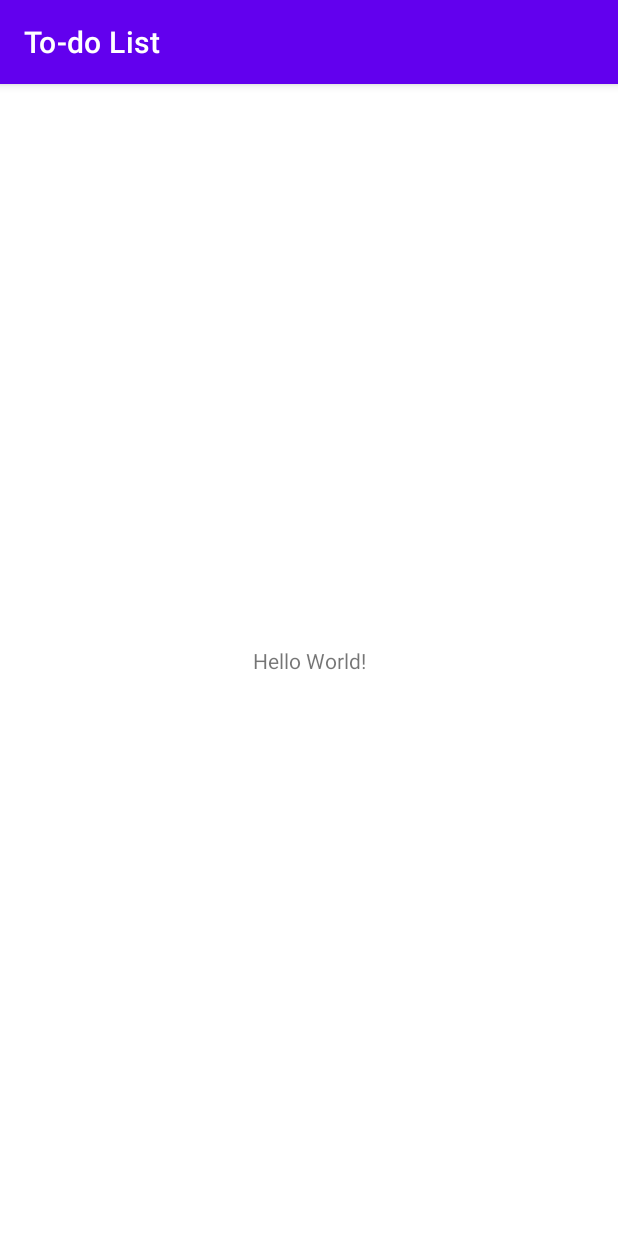
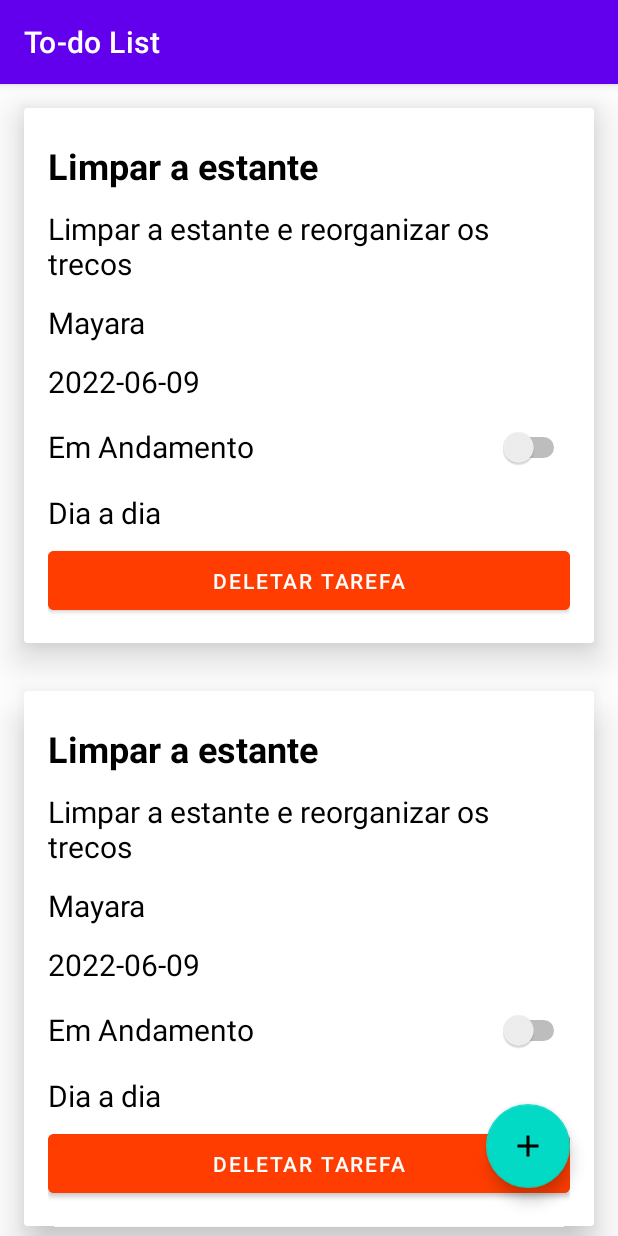
Before and after one commit to ihappygirl/exercicios-generation, an Android app: the screen it shows after launch (MainActivity), on a phone screen of 412 x 824 dp. Run offline under Robolectric (Android 15) with nearby library versions, the phone set to English and light mode, and no system bars.

Commit message:
TodoList/ - criando navegação por fragments e criando recyclerView

```diff
--- a/ex-android/TodoList/app/build.gradle
+++ b/ex-android/TodoList/app/build.gradle
@@ -14,6 +14,10 @@ android {
         versionName "1.0"
 
         testInstrumentationRunner "androidx.test.runner.AndroidJUnitRunner"
+    }
+
+    viewBinding{
+        enabled = true
     }
 
     buildTypes {
@@ -37,6 +41,8 @@ dependencies {
     implementation 'androidx.appcompat:appcompat:1.4.1'
     implementation 'com.google.android.material:material:1.6.1'
     implementation 'androidx.constraintlayout:constraintlayout:2.1.4'
+    implementation 'androidx.navigation:navigation-fragment-ktx:2.4.2'
+    implementation 'androidx.navigation:navigation-ui-ktx:2.4.2'
     testImplementation 'junit:junit:4.13.2'
     androidTestImplementation 'androidx.test.ext:junit:1.1.3'
     androidTestImplementation 'androidx.test.espresso:espresso-core:3.4.0'
--- /dev/null
+++ b/ex-android/TodoList/app/src/main/java/com/mayabispo/todolist/PrimeiroFragment.kt
@@ -0,0 +1,78 @@
+package com.mayabispo.todolist
+
+import android.os.Bundle
+import androidx.fragment.app.Fragment
+import android.view.LayoutInflater
+import android.view.View
+import android.view.ViewGroup
+import androidx.navigation.fragment.findNavController
+import androidx.recyclerview.widget.LinearLayoutManager
+import com.google.android.material.floatingactionbutton.FloatingActionButton
+import com.mayabispo.todolist.adapter.TarefaAdapter
+import com.mayabispo.todolist.databinding.FragmentPrimeiroBinding
+import com.mayabispo.todolist.model.Tarefa
+
+
+class PrimeiroFragment : Fragment() {
+
+    // instanciar o viewBinding
+    private lateinit var bind: FragmentPrimeiroBinding
+
+    override fun onCreateView(
+        inflater: LayoutInflater, container: ViewGroup?,
+        savedInstanceState: Bundle?
+    ): View? {
+        // inflar o viewBinding
+        // layoutInflater - passar onde é que que ele vai inflar o layout (no caso o container onde
+        // colocaremos os fragments)
+        bind = FragmentPrimeiroBinding.inflate(layoutInflater, container, false)
+
+        // Armazenamos o inflate do layout em uma variável, pois precisamos usá-lo para
+        // criar as interações dos botões, e ai depois retornamos o inflate junto com elas.
+        // E também pois o metodo findViewById só funciona dentro de uma view.
+        // old: FAREMOS PELO BIND
+        // val view = inflater.inflate(R.layout.fragment_primeiro, container, false)
+
+        // Criar a variável que vai guardar a lista de tarefas, instanciando a data class Tarefa
+        var listaTarefas = listOf(
+            Tarefa("Limpar a estante", "Limpar a estante e reorganizar os trecos",
+                "Mayara", "2022-06-09", false, "Dia a dia"),
+            Tarefa("Limpar a estante", "Limpar a estante e reorganizar os trecos",
+                "Mayara", "2022-06-09", false, "Dia a dia"),
+            Tarefa("Limpar a estante", "Limpar a estante e reorganizar os trecos",
+                "Mayara", "2022-06-09", false, "Dia a dia")
+        )
+
+        // Configurar o RecyclerView
+        // criar uma variável para guardar um objeto do tipo TarefaAdapter
+        val adapter = TarefaAdapter()
+
+        // definir quem vai ser o layoutManager de recyclerTarefa, isto é, definir qual vai ser o
+        // tipo de container que conterá todos os cards de tarefas
+        // como queremos que um card fique embaixo do outro, definimos como LinearLayout.
+        bind.recyclerTarefa.layoutManager = LinearLayoutManager(context)
+
+        bind.recyclerTarefa.adapter = adapter
+
+        // dizer que todos os cards (itens de recyclerView) tem um tamanho fixo
+        bind.recyclerTarefa.setHasFixedSize(true)
+
+        // atribuir a matriz lista de tarefas (listaTarefa) ao adapter
+        adapter.setLista(listaTarefas)
+
+        // Referenciar o floatingButton (aquele que adiciona uma nova tarefa) - old: FAREMOS PELO BIND
+        // var floatingAdd = view.findViewById<FloatingActionButton>(R.id.floatingAdd)
+
+        bind.floatingAdd.setOnClickListener{
+            // buscar onde tá o controller de navegação (no caso, o nav_graph que tá cuidando disso)
+            // e setar para onde eu quero navegar (SegundoFragment)
+            findNavController().navigate(R.id.action_primeiroFragment_to_segundoFragment)
+
+        }
+
+        // retornar o viewBinding, pois ele que trata da view agora
+        return bind.root
+    }
+
+
+}
--- /dev/null
+++ b/ex-android/TodoList/app/src/main/java/com/mayabispo/todolist/adapter/TarefaAdapter.kt
@@ -0,0 +1,67 @@
+package com.mayabispo.todolist.adapter
+
+import android.view.LayoutInflater
+import android.view.ViewGroup
+import androidx.recyclerview.widget.RecyclerView
+import com.mayabispo.todolist.databinding.CardLayoutBinding
+import com.mayabispo.todolist.model.Tarefa
+
+// para herdar o adapter de RecyclerView, precisamos referenciar um ViewHolder primeiro
+class TarefaAdapter : RecyclerView.Adapter<TarefaAdapter.TarefaViewHolder>(){
+
+    // a principio usamos uma lista de tarefas vazia
+    private var listaTarefa = emptyList<Tarefa>()
+
+    // precisamos referenciar cada item que temos dentro de card_layout
+    // então usaremos o viewBinding
+    class TarefaViewHolder(val bind:CardLayoutBinding) : RecyclerView.ViewHolder(bind.root)
+
+    // Também herdamos os metodos sobrescritos onCreateViewHolder, onBindViewHolder e getItemCount
+    // onCreateViewHolder - cria o card, onde serão jogadas as informações da tarefa
+    override fun onCreateViewHolder(parent: ViewGroup, viewType: Int): TarefaViewHolder {
+        return TarefaViewHolder(CardLayoutBinding.inflate(
+            LayoutInflater.from(parent.context), parent, false
+        ))
+    }
+
+    // onBind - relaciona os dados de uma tarefa inserida lá na listaTarefa com cada um dos
+    // componentes de card_layout que devem receber essas informações
+    // processa os dados dentro das views
+
+
+    override fun onBindViewHolder(holder: TarefaViewHolder, position: Int) {
+
+        // pegamos os dados da tarefa através do position recebido por onBindViewHolder,
+        // que é o index que passaremos para a listaTarefa nos retornar uma unica tarefa,
+        // criando um novo array, só que com uma tarefa em especifico
+        val tarefa = listaTarefa[position]
+
+        // relacionar os dados do array tarefa com cada um dos itens do card_layout
+        holder.bind.txtNome.text = tarefa.nome
+        holder.bind.txtDescricao.text = tarefa.descricao
+        holder.bind.txtResponsavel.text = tarefa.responsavel
+        holder.bind.txtData.text = tarefa.data
+        holder.bind.txtDescricao.text = tarefa.descricao
+        holder.bind.swtAndamento.isChecked = tarefa.status
+        holder.bind.txtCategoria.text = tarefa.categoria
+
+    }
+
+    // getItemCount - diz quantas vezes o recyclerview vai ter que loopar
+    // (é a quantidade de cards a serem criados)
+    override fun getItemCount(): Int {
+        return listaTarefa.size
+    }
+
+    // criar um metodo para setar os itens de listaTarefa, que recebe uma lista do tipo Tarefa como
+    // parâmetro e atribui ela a listaTarefa
+    fun setLista(lista: List<Tarefa>){
+
+        //matriz recebe mais um array
+        listaTarefa = lista
+
+        // avisar o adapter que a listaTarefa atualizou
+        notifyDataSetChanged()
+    }
+
+}
--- /dev/null
+++ b/ex-android/TodoList/app/src/main/java/com/mayabispo/todolist/model/Tarefa.kt
@@ -0,0 +1,13 @@
+package com.mayabispo.todolist.model
+
+// data class Tarefa é a classe que vai gerar objetos do tipo Tarefa, que contenham
+// obrigatoriamente nome, descrição, responsavel, data, status e categoria
+
+data class Tarefa(
+    var nome:String,
+    var descricao:String,
+    var responsavel:String,
+    var data: String,
+    var status:Boolean,
+    var categoria:String
+)
--- /dev/null
+++ b/ex-android/TodoList/app/src/main/res/drawable/ic_baseline_add_24.xml
@@ -0,0 +1,5 @@
+<vector android:height="24dp" android:tint="#000000"
+    android:viewportHeight="24" android:viewportWidth="24"
+    android:width="24dp" xmlns:android="http://schemas.android.com/apk/res/android">
+    <path android:fillColor="@android:color/white" android:pathData="M19,13h-6v6h-2v-6H5v-2h6V5h2v6h6v2z"/>
+</vector>
--- a/ex-android/TodoList/app/src/main/res/layout/activity_main.xml
+++ b/ex-android/TodoList/app/src/main/res/layout/activity_main.xml
@@ -6,13 +6,15 @@
     android:layout_height="match_parent"
     tools:context=".MainActivity">
 
-    <TextView
-        android:layout_width="wrap_content"
-        android:layout_height="wrap_content"
-        android:text="Hello World!"
+    <androidx.fragment.app.FragmentContainerView
+        android:id="@+id/fragmentContainerView"
+        android:name="androidx.navigation.fragment.NavHostFragment"
+        android:layout_width="match_parent"
+        android:layout_height="match_parent"
+        app:defaultNavHost="true"
         app:layout_constraintBottom_toBottomOf="parent"
         app:layout_constraintEnd_toEndOf="parent"
         app:layout_constraintStart_toStartOf="parent"
-        app:layout_constraintTop_toTopOf="parent" />
-
+        app:layout_constraintTop_toTopOf="parent"
+        app:navGraph="@navigation/nav_graph" />
 </androidx.constraintlayout.widget.ConstraintLayout>
--- /dev/null
+++ b/ex-android/TodoList/app/src/main/res/layout/card_layout.xml
@@ -0,0 +1,83 @@
+<?xml version="1.0" encoding="utf-8"?>
+<androidx.cardview.widget.CardView xmlns:android="http://schemas.android.com/apk/res/android"
+    xmlns:app="http://schemas.android.com/apk/res-auto"
+    xmlns:tools="http://schemas.android.com/tools"
+    android:layout_width="match_parent"
+    android:layout_height="wrap_content"
+    android:layout_margin="16dp"
+    app:cardElevation="16dp">
+
+    <LinearLayout
+        android:layout_width="match_parent"
+        android:layout_height="wrap_content"
+        android:orientation="vertical"
+        android:paddingHorizontal="16dp"
+        android:paddingVertical="16dp">
+
+        <TextView
+            android:id="@+id/txtNome"
+            android:layout_width="match_parent"
+            android:layout_height="wrap_content"
+            android:paddingVertical="6dp"
+            android:textColor="@color/black"
+            android:textSize="24sp"
+            android:textStyle="bold"
+            tools:text="TITULO DA TAREFA" />
+
+        <TextView
+            android:id="@+id/txtDescricao"
+            android:layout_width="match_parent"
+            android:layout_height="wrap_content"
+            android:paddingVertical="6dp"
+            android:textColor="@color/black"
+            android:textSize="20sp"
+            tools:text="Descrição" />
+
+        <TextView
+            android:id="@+id/txtResponsavel"
+            android:layout_width="match_parent"
+            android:layout_height="wrap_content"
+            android:paddingVertical="6dp"
+            android:textColor="@color/black"
+            android:textSize="20sp"
+            tools:text="Responsável" />
+
+        <TextView
+            android:id="@+id/txtData"
+            android:layout_width="match_parent"
+            android:layout_height="wrap_content"
+            android:paddingVertical="6dp"
+            android:textColor="@color/black"
+            android:textSize="20sp"
+            tools:text="Data" />
+
+        <Switch
+            android:id="@+id/swtAndamento"
+            android:layout_width="match_parent"
+            android:layout_height="wrap_content"
+            android:minHeight="48dp"
+            android:text="@string/em_andamento"
+            android:textColor="@color/black"
+            android:textSize="20sp" />
+
+        <TextView
+            android:id="@+id/txtCategoria"
+            android:layout_width="match_parent"
+            android:layout_height="wrap_content"
+            android:paddingVertical="6dp"
+            android:textColor="@color/black"
+            android:textSize="20sp"
+            tools:text="Categoria" />
+
+        <Button
+            android:id="@+id/btnDeletar"
+            android:layout_width="match_parent"
+            android:layout_height="wrap_content"
+            android:backgroundTint="@color/laranja"
+            android:paddingVertical="10dp"
+            android:text="@string/deletar_tarefa"
+            android:textColor="@color/white"
+            tools:ignore="TextContrastCheck" />
+
+    </LinearLayout>
+</androidx.cardview.widget.CardView>
--- /dev/null
+++ b/ex-android/TodoList/app/src/main/res/layout/fragment_primeiro.xml
@@ -0,0 +1,31 @@
+<?xml version="1.0" encoding="utf-8"?>
+<androidx.constraintlayout.widget.ConstraintLayout xmlns:android="http://schemas.android.com/apk/res/android"
+    xmlns:app="http://schemas.android.com/apk/res-auto"
+    xmlns:tools="http://schemas.android.com/tools"
+    android:layout_width="match_parent"
+    android:layout_height="match_parent"
+    tools:context=".PrimeiroFragment" >
+
+    <androidx.recyclerview.widget.RecyclerView
+        android:id="@+id/recyclerTarefa"
+        android:layout_width="0dp"
+        android:layout_height="0dp"
+        app:layout_constraintBottom_toBottomOf="parent"
+        app:layout_constraintEnd_toEndOf="parent"
+        app:layout_constraintStart_toStartOf="parent"
+        app:layout_constraintTop_toTopOf="parent" />
+
+    <com.google.android.material.floatingactionbutton.FloatingActionButton
+        android:id="@+id/floatingAdd"
+        android:layout_width="wrap_content"
+        android:layout_height="wrap_content"
+        android:layout_marginEnd="32dp"
+        android:layout_marginBottom="32dp"
+        android:clickable="true"
+        android:src="@drawable/ic_baseline_add_24"
+        app:layout_constraintBottom_toBottomOf="parent"
+        app:layout_constraintEnd_toEndOf="parent"
+        tools:ignore="SpeakableTextPresentCheck,ImageContrastCheck"
+        android:contentDescription="@string/btnAdd" />
+
+</androidx.constraintlayout.widget.ConstraintLayout>
--- /dev/null
+++ b/ex-android/TodoList/app/src/main/res/navigation/nav_graph.xml
@@ -0,0 +1,28 @@
+<?xml version="1.0" encoding="utf-8"?>
+<navigation xmlns:android="http://schemas.android.com/apk/res/android"
+    xmlns:app="http://schemas.android.com/apk/res-auto"
+    xmlns:tools="http://schemas.android.com/tools"
+    android:id="@+id/nav_graph"
+    app:startDestination="@id/primeiroFragment">
+
+    <fragment
+        android:id="@+id/primeiroFragment"
+        android:name="com.mayabispo.todolist.PrimeiroFragment"
+        android:label="fragment_primeiro"
+        tools:layout="@layout/fragment_primeiro" >
+        <action
+            android:id="@+id/action_primeiroFragment_to_segundoFragment"
+            app:destination="@id/segundoFragment" />
+    </fragment>
+    <fragment
+        android:id="@+id/segundoFragment"
+        android:name="com.mayabispo.todolist.SegundoFragment"
+        android:label="fragment_segundo"
+        tools:layout="@layout/fragment_segundo" >
+        <action
+            android:id="@+id/action_segundoFragment_to_primeiroFragment"
+            app:destination="@id/primeiroFragment"
+            app:popUpTo="@id/primeiroFragment"
+            app:popUpToInclusive="true" />
+    </fragment>
+</navigation>
--- a/ex-android/TodoList/app/src/main/res/values/colors.xml
+++ b/ex-android/TodoList/app/src/main/res/values/colors.xml
@@ -7,4 +7,5 @@
     <color name="teal_700">#FF018786</color>
     <color name="black">#FF000000</color>
     <color name="white">#FFFFFFFF</color>
+    <color name="laranja">#FF3D00</color>
 </resources>
--- a/ex-android/TodoList/app/src/main/res/values/strings.xml
+++ b/ex-android/TodoList/app/src/main/res/values/strings.xml
@@ -1,3 +1,8 @@
 <resources>
     <string name="app_name">To-do List</string>
+    <!-- TODO: Remove or change this placeholder text -->
+    <string name="hello_blank_fragment">Hello blank fragment</string>
+    <string name="btnAdd">BotaoAdicionar</string>
+    <string name="em_andamento">Em Andamento</string>
+    <string name="deletar_tarefa">Deletar Tarefa</string>
 </resources>
```
Also changed, not shown: ex-android/TodoList/app/src/main/java/com/mayabispo/todolist/MainActivity.kt (+44 -0 lines), ex-android/TodoList/app/src/main/java/com/mayabispo/todolist/SegundoFragment.kt (added, +44 -0 lines), ex-android/TodoList/app/src/main/res/layout/fragment_segundo.xml (added, +112 -0 lines).
